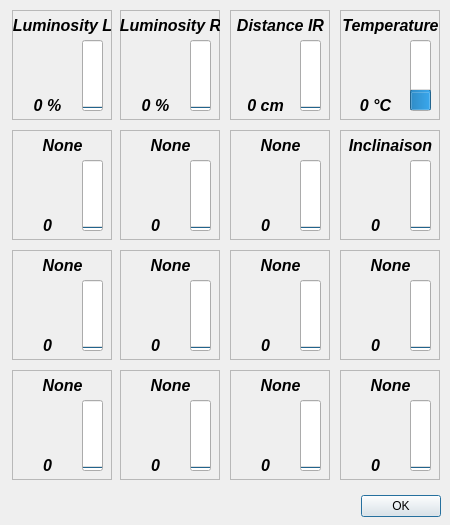
Above: Dialog_Sensors.ui from CactusTribe/PyRobot before the change. Below: the same form after it.
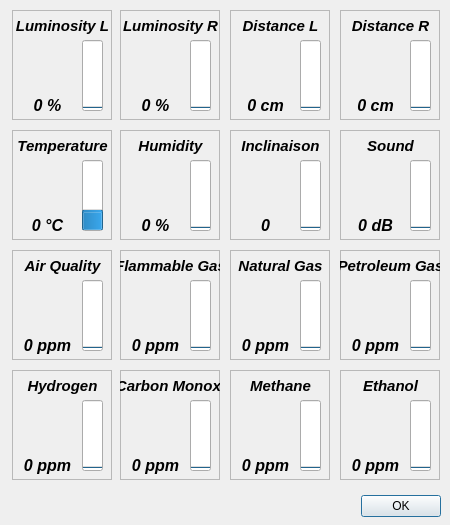
That is the form after the change. Icons and pictures are not drawn.

```diff
--- a/Dialog_Sensors.ui
+++ b/Dialog_Sensors.ui
@@ -85,7 +85,7 @@
     </property>
     <property name="font">
      <font>
-      <pointsize>12</pointsize>
+      <pointsize>11</pointsize>
       <weight>75</weight>
       <italic>true</italic>
       <bold>true</bold>
@@ -215,7 +215,7 @@
     </property>
     <property name="font">
      <font>
-      <pointsize>12</pointsize>
+      <pointsize>11</pointsize>
       <weight>75</weight>
       <italic>true</italic>
       <bold>true</bold>
@@ -345,7 +345,7 @@
     </property>
     <property name="font">
      <font>
-      <pointsize>12</pointsize>
+      <pointsize>11</pointsize>
       <weight>75</weight>
       <italic>true</italic>
       <bold>true</bold>
@@ -353,7 +353,7 @@
      </font>
     </property>
     <property name="text">
-     <string>Distance IR</string>
+     <string>Distance L</string>
     </property>
     <property name="alignment">
      <set>Qt::AlignCenter</set>
@@ -478,7 +478,7 @@
     </property>
     <property name="font">
      <font>
-      <pointsize>12</pointsize>
+      <pointsize>11</pointsize>
       <weight>75</weight>
       <italic>true</italic>
       <bold>true</bold>
@@ -486,7 +486,7 @@
      </font>
     </property>
     <property name="text">
-     <string>Temperature</string>
+     <string>Distance R</string>
     </property>
     <property name="alignment">
      <set>Qt::AlignCenter</set>
@@ -510,7 +510,7 @@
      </font>
     </property>
     <property name="text">
-     <string>0 °C</string>
+     <string>0 cm</string>
     </property>
     <property name="alignment">
      <set>Qt::AlignCenter</set>
@@ -532,10 +532,10 @@
      </sizepolicy>
     </property>
     <property name="minimum">
-     <number>-50</number>
+     <number>0</number>
     </property>
     <property name="maximum">
-     <number>150</number>
+     <number>30</number>
     </property>
     <property name="value">
      <number>0</number>
@@ -614,7 +614,7 @@
     </property>
     <property name="font">
      <font>
-      <pointsize>12</pointsize>
+      <pointsize>11</pointsize>
       <weight>75</weight>
       <italic>true</italic>
       <bold>true</bold>
@@ -622,7 +622,7 @@
      </font>
     </property>
     <property name="text">
-     <string>Inclinaison</string>
+     <string>Sound</string>
     </property>
     <property name="alignment">
      <set>Qt::AlignCenter</set>
@@ -646,7 +646,7 @@
      </font>
     </property>
     <property name="text">
-     <string>0</string>
+     <string>0 dB</string>
     </property>
     <property name="alignment">
      <set>Qt::AlignCenter</set>
@@ -744,7 +744,7 @@
     </property>
     <property name="font">
      <font>
-      <pointsize>12</pointsize>
+      <pointsize>11</pointsize>
       <weight>75</weight>
       <italic>true</italic>
       <bold>true</bold>
@@ -752,7 +752,7 @@
      </font>
     </property>
     <property name="text">
-     <string>None</string>
+     <string>Inclinaison</string>
     </property>
     <property name="alignment">
      <set>Qt::AlignCenter</set>
@@ -874,7 +874,7 @@
     </property>
     <property name="font">
      <font>
-      <pointsize>12</pointsize>
+      <pointsize>11</pointsize>
       <weight>75</weight>
       <italic>true</italic>
       <bold>true</bold>
@@ -882,7 +882,7 @@
      </font>
     </property>
     <property name="text">
-     <string>None</string>
+     <string>Humidity</string>
     </property>
     <property name="alignment">
      <set>Qt::AlignCenter</set>
@@ -906,7 +906,7 @@
      </font>
     </property>
     <property name="text">
-     <string>0</string>
+     <string>0 %</string>
     </property>
     <property name="alignment">
      <set>Qt::AlignCenter</set>
@@ -1004,7 +1004,7 @@
     </property>
     <property name="font">
      <font>
-      <pointsize>12</pointsize>
+      <pointsize>11</pointsize>
       <weight>75</weight>
       <italic>true</italic>
       <bold>true</bold>
@@ -1012,7 +1012,7 @@
      </font>
     </property>
     <property name="text">
-     <string>None</string>
+     <string>Temperature</string>
     </property>
     <property name="alignment">
      <set>Qt::AlignCenter</set>
@@ -1036,7 +1036,7 @@
      </font>
     </property>
     <property name="text">
-     <string>0</string>
+     <string>0 °C</string>
     </property>
     <property name="alignment">
      <set>Qt::AlignCenter</set>
@@ -1057,6 +1057,12 @@
       <verstretch>0</verstretch>
      </sizepolicy>
     </property>
+    <property name="minimum">
+     <number>-50</number>
+    </property>
+    <property name="maximum">
+     <number>150</number>
+    </property>
     <property name="value">
      <number>0</number>
     </property>
@@ -1134,7 +1140,7 @@
     </property>
     <property name="font">
      <font>
-      <pointsize>12</pointsize>
+      <pointsize>11</pointsize>
       <weight>75</weight>
       <italic>true</italic>
       <bold>true</bold>
@@ -1142,7 +1148,7 @@
      </font>
     </property>
     <property name="text">
-     <string>None</string>
+     <string>Petroleum Gas</string>
     </property>
     <property name="alignment">
      <set>Qt::AlignCenter</set>
@@ -1166,7 +1172,7 @@
      </font>
     </property>
     <property name="text">
-     <string>0</string>
+     <string>0 ppm</string>
     </property>
     <property name="alignment">
      <set>Qt::AlignCenter</set>
@@ -1264,7 +1270,7 @@
     </property>
     <property name="font">
      <font>
-      <pointsize>12</pointsize>
+      <pointsize>11</pointsize>
       <weight>75</weight>
       <italic>true</italic>
       <bold>true</bold>
@@ -1272,7 +1278,7 @@
      </font>
     </property>
     <property name="text">
-     <string>None</string>
+     <string>Flammable Gas</string>
     </property>
     <property name="alignment">
      <set>Qt::AlignCenter</set>
@@ -1296,7 +1302,7 @@
      </font>
     </property>
     <property name="text">
-     <string>0</string>
+     <string>0 ppm</string>
     </property>
     <property name="alignment">
      <set>Qt::AlignCenter</set>
@@ -1394,7 +1400,7 @@
     </property>
     <property name="font">
      <font>
-      <pointsize>12</pointsize>
+      <pointsize>11</pointsize>
       <weight>75</weight>
       <italic>true</italic>
       <bold>true</bold>
@@ -1402,7 +1408,7 @@
      </font>
     </property>
     <property name="text">
-     <string>None</string>
+     <string>Air Quality</string>
     </property>
     <property name="alignment">
      <set>Qt::AlignCenter</set>
@@ -1426,7 +1432,7 @@
      </font>
     </property>
     <property name="text">
-     <string>0</string>
+     <string>0 ppm</string>
     </property>
     <property name="alignment">
      <set>Qt::AlignCenter</set>
@@ -1524,7 +1530,7 @@
     </property>
     <property name="font">
      <font>
-      <pointsize>12</pointsize>
+      <pointsize>11</pointsize>
       <weight>75</weight>
       <italic>true</italic>
       <bold>true</bold>
@@ -1532,7 +1538,7 @@
      </font>
     </property>
     <property name="text">
-     <string>None</string>
+     <string>Natural Gas</string>
     </property>
     <property name="alignment">
      <set>Qt::AlignCenter</set>
@@ -1556,7 +1562,7 @@
      </font>
     </property>
     <property name="text">
-     <string>0</string>
+     <string>0 ppm</string>
     </property>
     <property name="alignment">
      <set>Qt::AlignCenter</set>
@@ -1654,7 +1660,7 @@
     </property>
     <property name="font">
      <font>
-      <pointsize>12</pointsize>
+      <pointsize>11</pointsize>
       <weight>75</weight>
       <italic>true</italic>
       <bold>true</bold>
@@ -1662,7 +1668,7 @@
      </font>
     </property>
     <property name="text">
-     <string>None</string>
+     <string>Ethanol</string>
     </property>
     <property name="alignment">
      <set>Qt::AlignCenter</set>
@@ -1686,7 +1692,7 @@
      </font>
     </property>
     <property name="text">
-     <string>0</string>
+     <string>0 ppm</string>
     </property>
     <property name="alignment">
      <set>Qt::AlignCenter</set>
@@ -1784,7 +1790,7 @@
     </property>
     <property name="font">
      <font>
-      <pointsize>12</pointsize>
+      <pointsize>11</pointsize>
       <weight>75</weight>
       <italic>true</italic>
       <bold>true</bold>
@@ -1792,7 +1798,7 @@
      </font>
     </property>
     <property name="text">
-     <string>None</string>
+     <string>Methane</string>
     </property>
     <property name="alignment">
      <set>Qt::AlignCenter</set>
@@ -1816,7 +1822,7 @@
      </font>
     </property>
     <property name="text">
-     <string>0</string>
+     <string>0 ppm</string>
     </property>
     <property name="alignment">
      <set>Qt::AlignCenter</set>
@@ -1914,7 +1920,7 @@
     </property>
     <property name="font">
      <font>
-      <pointsize>12</pointsize>
+      <pointsize>11</pointsize>
       <weight>75</weight>
       <italic>true</italic>
       <bold>true</bold>
@@ -1922,7 +1928,7 @@
      </font>
     </property>
     <property name="text">
-     <string>None</string>
+     <string>Hydrogen</string>
     </property>
     <property name="alignment">
      <set>Qt::AlignCenter</set>
@@ -1946,7 +1952,7 @@
      </font>
     </property>
     <property name="text">
-     <string>0</string>
+     <string>0 ppm</string>
     </property>
     <property name="alignment">
      <set>Qt::AlignCenter</set>
@@ -2044,7 +2050,7 @@
     </property>
     <property name="font">
      <font>
-      <pointsize>12</pointsize>
+      <pointsize>11</pointsize>
       <weight>75</weight>
       <italic>true</italic>
       <bold>true</bold>
@@ -2052,7 +2058,7 @@
      </font>
     </property>
     <property name="text">
-     <string>None</string>
+     <string>Carbon Monox.</string>
     </property>
     <property name="alignment">
      <set>Qt::AlignCenter</set>
@@ -2076,7 +2082,7 @@
      </font>
     </property>
     <property name="text">
-     <string>0</string>
+     <string>0 ppm</string>
     </property>
     <property name="alignment">
      <set>Qt::AlignCenter</set>
```
Left out of the diff: 186 changed lines with no effect on the pictures.
